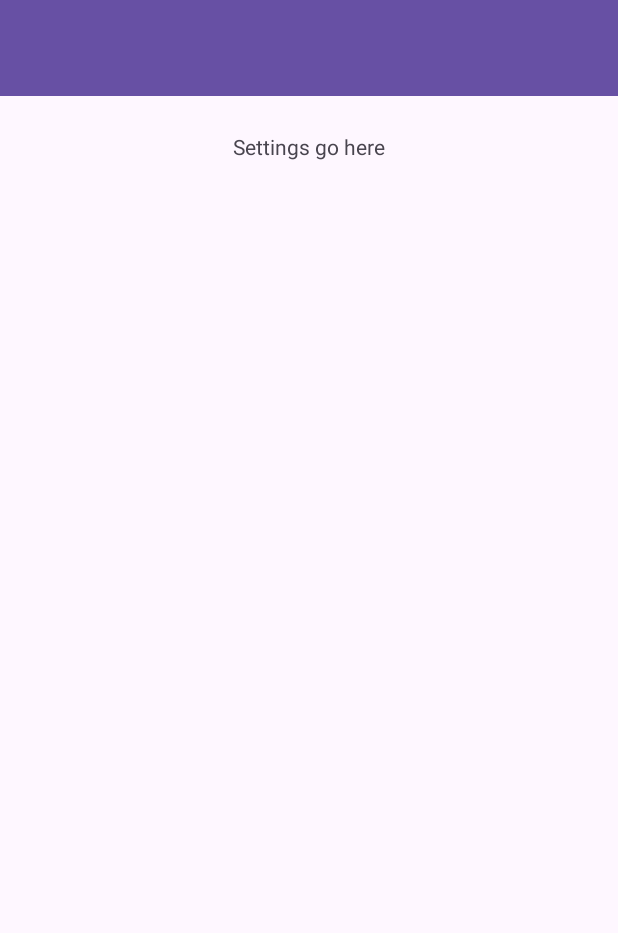
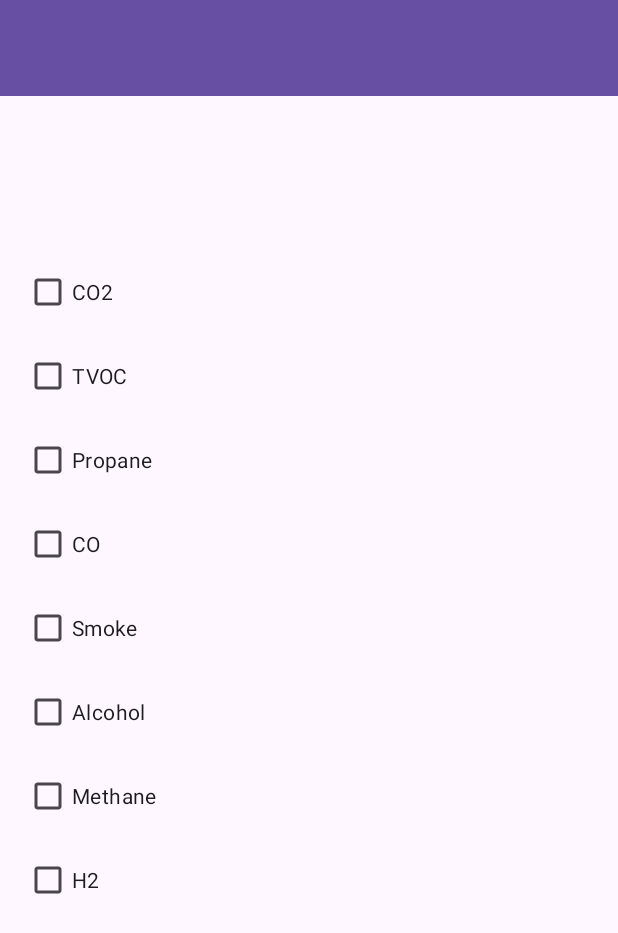
Before and after one commit to TuxHood/Air-Quality-COEN-ELEC-390, an Android app: the layout activity_settings.xml on its own in the app's theme, with its tools: preview values and no code run, on a phone screen of 412 x 824 dp. Shown: the top 933 px of the screen. Run offline under Robolectric (Android 15) with nearby library versions, the phone set to English and light mode, and no system bars.

Commit message:
Add files via upload

```diff
--- a/UI/app/src/main/res/layout/activity_settings.xml
+++ b/UI/app/src/main/res/layout/activity_settings.xml
@@ -2,6 +2,7 @@
 <androidx.constraintlayout.widget.ConstraintLayout
     xmlns:android="http://schemas.android.com/apk/res/android"
     xmlns:app="http://schemas.android.com/apk/res-auto"
+    xmlns:tools="http://schemas.android.com/tools"
     android:layout_width="match_parent"
     android:layout_height="match_parent">
 
@@ -18,14 +19,74 @@
 
     <!-- Your settings content below -->
     <!-- Example placeholder: -->
-    <TextView
-        android:id="@+id/settingsPlaceholder"
+    <CheckBox android:id="@+id/checkbox_CO2"
         android:layout_width="wrap_content"
         android:layout_height="wrap_content"
-        android:text="Settings go here"
-        android:layout_marginTop="24dp"
+        android:text="CO2"
+        android:layout_marginStart="16dp"
+       app:layout_constraintBottom_toBottomOf="parent"
+        app:layout_constraintStart_toStartOf="parent"
         app:layout_constraintTop_toBottomOf="@id/topAppBar"
-        app:layout_constraintStart_toStartOf="parent"
-        app:layout_constraintEnd_toEndOf="parent"/>
+        app:layout_constraintVertical_bias="0.15"/>
+    <CheckBox
+        android:id="@+id/checkbox_TVOC"
+        android:layout_width="wrap_content"
+        android:layout_height="wrap_content"
+        android:layout_marginTop="8dp"
+        android:text="TVOC"
+        app:layout_constraintStart_toStartOf="@+id/checkbox_CO2"
+        app:layout_constraintTop_toBottomOf="@+id/checkbox_CO2" />
+    <CheckBox
+        android:id="@+id/checkbox_Propane"
+        android:layout_width="wrap_content"
+        android:layout_height="wrap_content"
+        android:layout_marginTop="8dp"
+        android:text="Propane"
+        app:layout_constraintStart_toStartOf="@+id/checkbox_TVOC"
+        app:layout_constraintTop_toBottomOf="@+id/checkbox_TVOC" />
+    <CheckBox
+        android:id="@+id/checkbox_CO"
+        android:layout_width="wrap_content"
+        android:layout_height="wrap_content"
+        android:layout_marginTop="8dp"
+        android:text="CO"
+        app:layout_constraintStart_toStartOf="@+id/checkbox_Propane"
+        app:layout_constraintTop_toBottomOf="@+id/checkbox_Propane" />
+    <CheckBox
+        android:id="@+id/checkbox_smoke"
+        android:layout_width="wrap_content"
+        android:layout_height="wrap_content"
+        android:layout_marginTop="8dp"
+        android:text="Smoke"
+        app:layout_constraintStart_toStartOf="@+id/checkbox_CO"
+        app:layout_constraintTop_toBottomOf="@+id/checkbox_CO" />
+
+    <CheckBox
+        android:id="@+id/checkbox_Alcohol"
+        android:layout_width="wrap_content"
+        android:layout_height="wrap_content"
+        android:layout_marginTop="8dp"
+        android:text="Alcohol"
+        app:layout_constraintStart_toStartOf="@+id/checkbox_smoke"
+        app:layout_constraintTop_toBottomOf="@+id/checkbox_smoke" />
+    <CheckBox
+        android:id="@+id/checkbox_Methane"
+        android:layout_width="wrap_content"
+        android:layout_height="wrap_content"
+        android:layout_marginTop="8dp"
+        android:text="Methane"
+        app:layout_constraintStart_toStartOf="@+id/checkbox_Alcohol"
+        app:layout_constraintTop_toBottomOf="@+id/checkbox_Alcohol" />
+    <CheckBox
+        android:id="@+id/checkbox_H2"
+        android:layout_width="wrap_content"
+        android:layout_height="wrap_content"
+        android:layout_marginTop="8dp"
+        android:text="H2"
+        app:layout_constraintStart_toStartOf="@+id/checkbox_Methane"
+        app:layout_constraintTop_toBottomOf="@+id/checkbox_Methane" />
+
+
+
 
 </androidx.constraintlayout.widget.ConstraintLayout>
```
